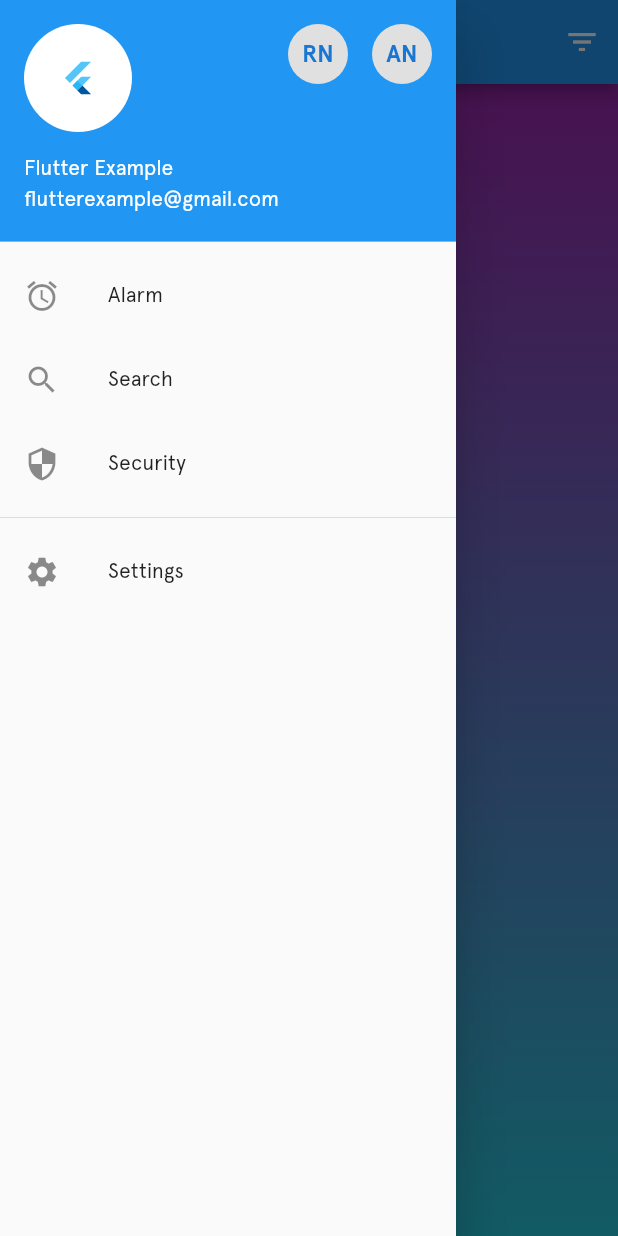
After one commit to weslly99/flutter_playground, a Flutter app: the NavigatorSample screen opened by its route, with the side drawer open, on a phone screen of 412 x 824 dp. The commit adds this screen. Run offline on Flutter 3.47's test engine with Material 2 defaults, Android fonts, the phone set to English and light mode, and no system bars.

Commit message:
navigator_sample visual

```diff
--- a/lib/main.dart
+++ b/lib/main.dart
@@ -5,6 +5,7 @@ import 'model/sample_name.dart';
 import 'ui/tab_custom_sample.dart';
 import 'ui/appbar_sample.dart';
 import 'ui/tabs_sample.dart';
+import 'ui/navigator_sample.dart';
 
 
 void main() => runApp(MyApp());
@@ -24,6 +25,7 @@ class MyApp extends StatelessWidget {
         Values.appBarSampleRoute: (BuildContext context)=> AppBarSample(),
         Values.tabsSampleRoute: (BuildContext context)=> TabsSample(),
         Values.tabCustomSampleRoute: (BuildContext context)=> TabCustomSample(),
+        Values.navigatorCustomSampleRoute: (BuildContext context)=> NavigatorSample(),
       },
     );
   }
@@ -57,5 +59,6 @@ class MyHomePageState extends State<MyHomePage>{
 final List<SampleName> itens = <SampleName>[
   SampleName(name: 'App Bar'),
   SampleName(name: 'Tabs'),
-  SampleName(name: 'Tab Custom')
+  SampleName(name: 'Tab Custom'),
+  SampleName(name: 'Navigator')
 ];
--- /dev/null
+++ b/lib/ui/navigator_sample.dart
@@ -0,0 +1,119 @@
+import 'package:flutter/material.dart';
+
+class NavigatorSample extends StatelessWidget {
+  @override
+  Widget build(BuildContext context) {
+    final GlobalKey<ScaffoldState> scaffoldkey = GlobalKey<ScaffoldState>();
+
+    return Scaffold(
+      key: scaffoldkey,
+      appBar: AppBar(
+        actions: <Widget>[
+          IconButton(
+            icon: Icon(Icons.filter_list),
+            onPressed: () {
+              scaffoldkey.currentState.openEndDrawer();
+            },
+          )
+        ],
+      ),
+      drawer: _drawer(),
+      endDrawer: _filter(context),
+      body: Container(
+          decoration: BoxDecoration(
+            gradient: LinearGradient(
+                begin: Alignment.bottomCenter,
+                end: Alignment.topCenter,
+                colors: <Color>[Colors.cyan[400], Colors.purple[500]]),
+          ),
+          child: Center(
+            child: Image.asset(
+              'assets/images/nave.png',
+              height: 200.0,
+            ),
+          )),
+    );
+  }
+
+  Widget _filter(BuildContext context) {
+    return SizedBox(
+      width: MediaQuery.of(context).size.width / 2,
+      child: DefaultTabController(
+        length: 2,
+        child: Drawer(
+          child: ListView(
+            children: [
+              Container(
+                color: Colors.amber,
+                child: TabBar(
+                    labelColor: Colors.black,
+                    labelStyle: TextStyle(fontWeight: FontWeight.w600),
+                    tabs: [Tab(text: 'VALUE'), Tab(text: 'SIZE')]),
+              ),
+              Container(
+                height: 300.0,
+                child: TabBarView(
+                  children: <Widget>[
+                    Container(color: Colors.purple[300]),
+                    Container(color: Colors.cyan[300])
+                  ],
+                ),
+              )
+            ],
+          ),
+        ),
+      ),
+    );
+  }
+
+  Widget _drawer() {
+    return Drawer(
+      child: ListView(
+        padding: EdgeInsets.zero,
+        children: <Widget>[
+          UserAccountsDrawerHeader(
+            currentAccountPicture: CircleAvatar(
+                child: FlutterLogo(), backgroundColor: Colors.white),
+            otherAccountsPictures: <Widget>[
+              CircleAvatar(
+                backgroundColor: Colors.grey[300],
+                child: Text(
+                  "RN",
+                  style: TextStyle(fontWeight: FontWeight.w600),
+                ),
+              ),
+              CircleAvatar(
+                backgroundColor: Colors.grey[300],
+                child: Text(
+                  "AN",
+                  style: TextStyle(fontWeight: FontWeight.w600),
+                ),
+              ),
+            ],
+            accountName: Text("Flutter Example"),
+            accountEmail: Text("flutterexample@gmail.com"),
+          ),
+          ListTile(
+          leading: Icon(Icons.alarm),
+          title: Text("Alarm"),
+
+        ),
+        ListTile(
+          leading: Icon(Icons.search),
+          title: Text("Search"),
+        ),
+        ListTile(
+          leading: Icon(Icons.security),
+          title: Text("Security"),
+        ),
+        Divider(),
+        ListTile(
+          leading: Icon(Icons.settings),
+          title: Text("Settings"),
+        ),
+        ],
+      ),
+    );
+  }
+
+}
--- a/lib/ui/tab_custom_sample.dart
+++ b/lib/ui/tab_custom_sample.dart
@@ -18,13 +18,11 @@ class TabCustomSample extends StatelessWidget {
             ],
           ),
         ),
-        body: Center(
-          child: TabBarView(
+        body:TabBarView(
             children: <Widget>[
-              Text("Sign", style: TextStyle(fontSize: 25.0)),
-              Text("SignUP", style: TextStyle(fontSize: 25.0)),
+              Container(color:Colors.blue[300]),
+              Container(color:Colors.green[300]),
             ],
-          ),
         ),
       ),
     );
@@ -51,9 +49,9 @@ class _CustomPainter extends BoxPainter{
 
     final Rect rect = offset & configuration.size;
     final Paint paint = Paint();
-    paint.color = Colors.grey[600];
+    paint.color = Colors.grey[400];
     paint.style = PaintingStyle.fill;
-    canvas.drawRRect(RRect.fromRectAndRadius(rect, Radius.circular(32.0)), paint);
+    canvas.drawRRect(RRect.fromRectAndRadius(rect, Radius.circular(12.0)), paint);
    }
 
 }
--- a/lib/values.dart
+++ b/lib/values.dart
@@ -4,6 +4,7 @@ class Values{
   static const String appBarSampleRoute = "/App Bar";
   static const String tabsSampleRoute = "/Tabs";
   static const String tabCustomSampleRoute = "/Tab Custom";
+  static const String navigatorCustomSampleRoute = "/Navigator";
 
   //Fonts
   static const String fontApercuBold = "Apercu-Bold.otf";
--- a/pubspec.yaml
+++ b/pubspec.yaml
@@ -78,3 +78,4 @@ flutter:
   assets:
     - assets/images/arrow_left.png
     - assets/images/arrow_right.png
+    - assets/images/nave.png
```
Also changed, not shown: assets/images/nave.png (added).
